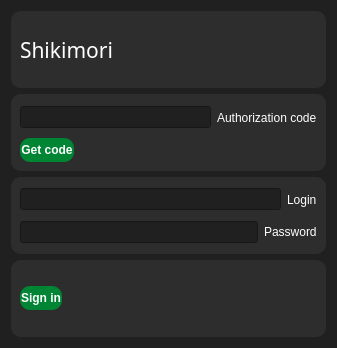
brandonzorn/Nlight, file data/ui/auth.ui: the form before one commit.
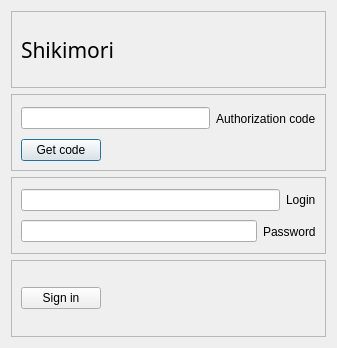
The form after the commit.

The edit to the form file:
```diff
--- a/data/ui/auth.ui
+++ b/data/ui/auth.ui
@@ -14,36 +14,7 @@
    <string>Dialog</string>
   </property>
   <property name="styleSheet">
-   <string notr="true">QFrame {
-	border-radius: 10px;
-	background-color: rgb(45, 45, 45);
-	color: rgb(255, 255, 255);
-}
-
-QLineEdit {
-	color: rgb(255, 255, 255);
-	background-color: rgb(32, 32, 32);
-}
-
-QDialog{
-	background-color: rgb(32, 32, 32);
-}
-
-QPushButton {
-	padding: 5px 1px;
-	border-radius: 10px;
-	font-weight: bold;
-	background-color: rgb(0, 133, 52);
-	color: rgb(255, 255, 255);
-}
-
-QPushButton:hover:!pressed {
-	border-left: 3px solid white;
-}
-
-QPushButton:checked {
-	border-left: 3px solid white;
-}</string>
+   <string notr="true"/>
   </property>
   <property name="locale">
    <locale language="English" country="UnitedStates"/>
```
